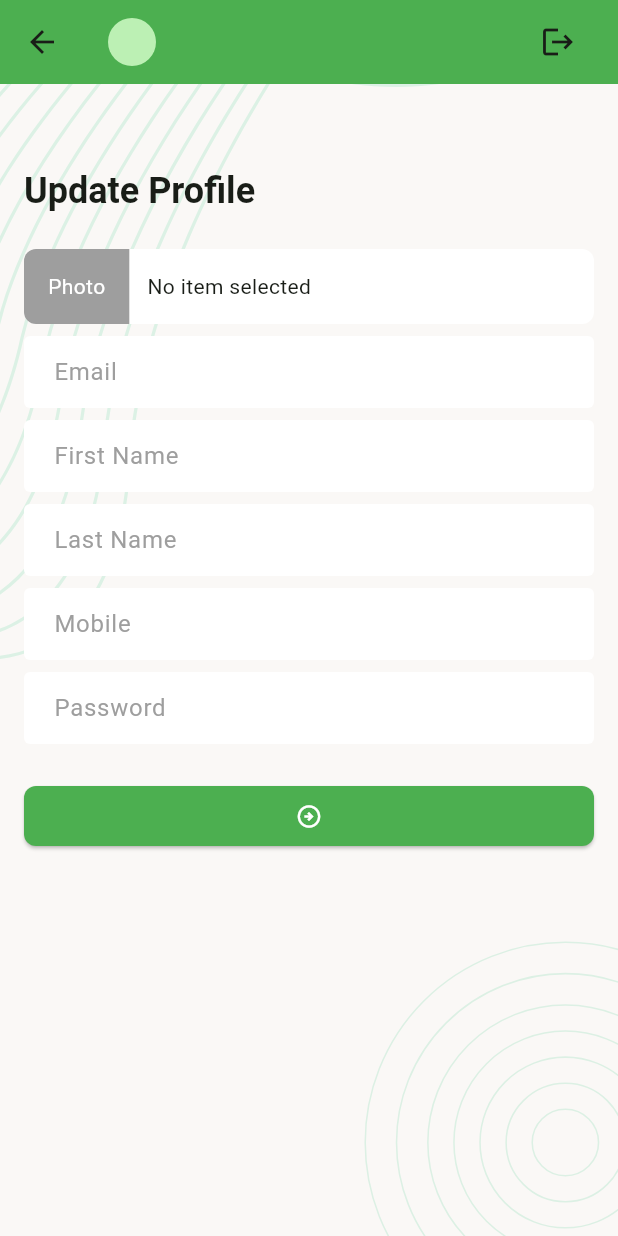
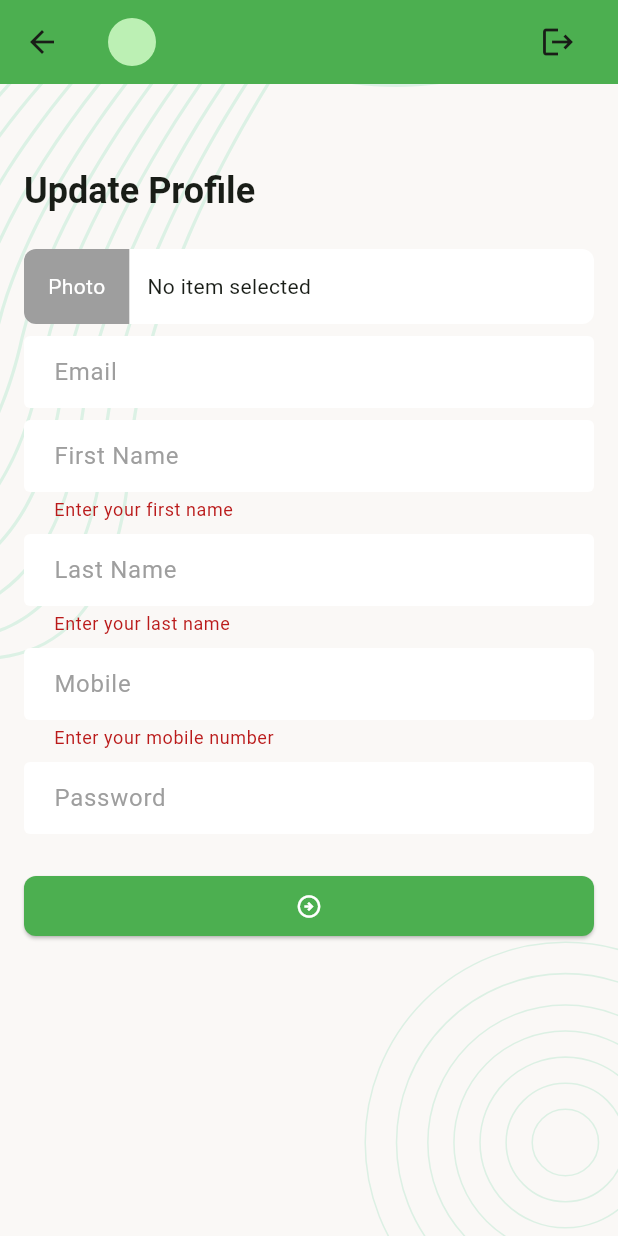
Before and after one commit to MdSadman39/task_managers, a Flutter app: the UpdateProfileScreen screen opened directly, after a tap on the "arrow circle right" icon, on a phone screen of 412 x 824 dp. Run offline on Flutter 3.47's test engine with Material 3 defaults, Android fonts, the phone set to English and light mode, and no system bars; our stand-ins replace flutter_svg, image_picker, pin_code_fields, shared_preferences; accounts and stored records are empty.

Commit message:
update_profile

```diff
--- /dev/null
+++ b/devtools_options.yaml
@@ -0,0 +1,3 @@
+description: This file stores settings for Dart & Flutter DevTools.
+documentation: https://docs.flutter.dev/tools/devtools/extensions#configure-extension-enablement-states
+extensions:
--- a/lib/data/utils/urls.dart
+++ b/lib/data/utils/urls.dart
@@ -7,4 +7,6 @@ class Urls {
   static const String taskCountByStatusUrl = '$_baseUrl/taskStatusCount';
   static String taskListByStatusUrl(String status) =>
       '$_baseUrl/listTaskByStatus/$status';
+
+  static const String updateProfileUrl = '$_baseUrl/profileUpdate';
 }
--- a/lib/ui/controllers/auth_controller.dart
+++ b/lib/ui/controllers/auth_controller.dart
@@ -9,14 +9,16 @@ class AuthController {
 
   static const String _accessTokenKey = 'access_token';
   static const String _userDataKey = 'user_data';
-
+  //save user information
   static Future<void> saveUserData(String token, UserModel model) async {
     SharedPreferences sharedPreferences = await SharedPreferences.getInstance();
     await sharedPreferences.setString(_accessTokenKey, token);
     await sharedPreferences.setString(_userDataKey, jsonEncode(model.toJson()));
+
     accessToken = token;
     userModel = model;
   }
+  // Get user information
 
   static Future<void> getUserData() async {
     SharedPreferences sharedPreferences = await SharedPreferences.getInstance();
@@ -26,6 +28,7 @@ class AuthController {
     accessToken = token;
     userModel = UserModel.fromJson(jsonDecode(userData!));
   }
+  // Check if user already logged in
 
   static Future<bool> isUserLoggedIn() async {
     SharedPreferences sharedPreferences = await SharedPreferences.getInstance();
--- a/lib/ui/screens/update_profile_screen.dart
+++ b/lib/ui/screens/update_profile_screen.dart
@@ -1,5 +1,13 @@
+import 'dart:convert';
+
 import 'package:flutter/material.dart';
+import 'package:image_picker/image_picker.dart';
+import 'package:task_managers/data/services/network_caller.dart';
+import 'package:task_managers/ui/controllers/auth_controller.dart';
+import 'package:task_managers/ui/widgets/circular_progress_indicator.dart';
+import 'package:task_managers/ui/widgets/snack_bar_message.dart';
 
+import '../../data/utils/urls.dart';
 import '../widgets/screen_background.dart';
 import '../widgets/tm_app_bar.dart';
 
@@ -17,16 +25,30 @@ class _UpdateProfileScreenState extends State<UpdateProfileScreen> {
   final TextEditingController _lastNameTEController = TextEditingController();
   final TextEditingController _mobileTEController = TextEditingController();
   final TextEditingController _passwordTEController = TextEditingController();
+  final GlobalKey<FormState> _formKey = GlobalKey<FormState>();
+  XFile? _pickedImage;
+  bool _updateProfileInProgress = false;
+
+  @override
+  void initState() {
+    super.initState();
+    _emailTEController.text = AuthController.userModel?.email ?? '';
+    _firstNameTEController.text = AuthController.userModel?.firstName ?? '';
+    _lastNameTEController.text = AuthController.userModel?.lastName ?? '';
+    _mobileTEController.text = AuthController.userModel?.mobile ?? '';
+  }
 
   @override
   Widget build(BuildContext context) {
     final textTheme = Theme.of(context).textTheme;
     return Scaffold(
-      appBar: const TMAppBar(fromUpdateProfile: true),
+      appBar: TMAppBar(fromUpdateProfile: true),
       body: ScreenBackground(
         child: SingleChildScrollView(
           child: Padding(
             padding: const EdgeInsets.all(16.0),
+            child: Form(
+              key: _formKey,
               child: Column(
                 crossAxisAlignment: CrossAxisAlignment.start,
                 children: [
@@ -36,6 +58,7 @@ class _UpdateProfileScreenState extends State<UpdateProfileScreen> {
                   _buildPhotoPicker(),
                   const SizedBox(height: 8),
                   TextFormField(
+                    enabled: false,
                     controller: _emailTEController,
                     keyboardType: TextInputType.emailAddress,
                     decoration: InputDecoration(hintText: 'Email'),
@@ -43,33 +66,57 @@ class _UpdateProfileScreenState extends State<UpdateProfileScreen> {
                   const SizedBox(height: 8),
                   TextFormField(
                     controller: _firstNameTEController,
-                  obscureText: true,
+
                     decoration: InputDecoration(hintText: 'First Name'),
+                    validator: (String? value) {
+                      if (value?.trim().isEmpty ?? true) {
+                        return 'Enter your first name';
+                      }
+                      return null;
+                    },
                   ),
                   const SizedBox(height: 8),
                   TextFormField(
                     controller: _lastNameTEController,
                     keyboardType: TextInputType.emailAddress,
                     decoration: InputDecoration(hintText: 'Last Name'),
+                    validator: (String? value) {
+                      if (value?.trim().isEmpty ?? true) {
+                        return 'Enter your last name';
+                      }
+                      return null;
+                    },
                   ),
                   const SizedBox(height: 8),
                   TextFormField(
                     controller: _mobileTEController,
                     keyboardType: TextInputType.emailAddress,
                     decoration: InputDecoration(hintText: 'Mobile'),
+                    validator: (String? value) {
+                      if (value?.trim().isEmpty ?? true) {
+                        return 'Enter your mobile number';
+                      }
+                      return null;
+                    },
                   ),
                   const SizedBox(height: 8),
                   TextFormField(
                     controller: _passwordTEController,
+                    obscureText: true,
                     keyboardType: TextInputType.emailAddress,
                     decoration: InputDecoration(hintText: 'Password'),
                   ),
                   const SizedBox(height: 24),
-                ElevatedButton(
-                  onPressed: () {},
+                  Visibility(
+                    visible: _updateProfileInProgress == false,
+                    replacement: CenteredCircularProgressIndicator(),
+                    child: ElevatedButton(
+                      onPressed: _onTapUpdateButton,
                       child: Icon(Icons.arrow_circle_right_outlined),
                     ),
+                  ),
                 ],
+              ),
             ),
           ),
         ),
@@ -78,7 +125,9 @@ class _UpdateProfileScreenState extends State<UpdateProfileScreen> {
   }
 
   Widget _buildPhotoPicker() {
-    return Container(
+    return GestureDetector(
+      onTap: _pickImage,
+      child: Container(
         height: 50,
         decoration: BoxDecoration(
           color: Colors.white,
@@ -100,10 +149,61 @@ class _UpdateProfileScreenState extends State<UpdateProfileScreen> {
               child: Text('Photo', style: TextStyle(color: Colors.white)),
             ),
             const SizedBox(width: 12),
-          Text('No item selected', maxLines: 1),
+            Text(
+              _pickedImage == null ? 'No item selected' : _pickedImage!.name,
+              maxLines: 1,
+            ),
           ],
         ),
+      ),
     );
+  }
+
+  Future<void> _pickImage() async {
+    ImagePicker picker = ImagePicker();
+    XFile? image = await picker.pickImage(source: ImageSource.gallery);
+    if (image != null) {
+      _pickedImage = image;
+      setState(() {});
+    }
+  }
+
+  void _onTapUpdateButton() {
+    if (_formKey.currentState!.validate()) {
+      _updateProfile();
+    }
+  }
+
+  Future<void> _updateProfile() async {
+    _updateProfileInProgress = true;
+    setState(() {});
+    Map<String, dynamic> requestBody = {
+      "email": _emailTEController.text.trim(),
+      "firstName": _firstNameTEController.text.trim(),
+      "lastName": _lastNameTEController.text.trim(),
+      "mobile": _mobileTEController.text.trim(),
+    };
+    if (_pickedImage != null) {
+      List<int> imageBytes = await _pickedImage!.readAsBytes();
+      requestBody['photo'] = base64Encode(imageBytes);
+    }
+    if (_passwordTEController.text.isNotEmpty) {
+      requestBody['password'] = _passwordTEController.text;
+    }
+
+    final NetworkResponse response = await NetworkCaller.postRequest(
+      url: Urls.updateProfileUrl,
+      body: requestBody,
+    );
+    _updateProfileInProgress = false;
+    setState(() {});
+    if (response.isSuccess) {
+      _passwordTEController.clear();
+      setState(() {});
+      showSnackBarMessage(context, "Profile updated successfully");
+    } else {
+      showSnackBarMessage(context, response.errorMessage);
+    }
   }
 
   dispose() {
--- a/lib/ui/widgets/tm_app_bar.dart
+++ b/lib/ui/widgets/tm_app_bar.dart
@@ -1,3 +1,5 @@
+import 'dart:convert';
+
 import 'package:flutter/material.dart';
 import 'package:task_managers/ui/controllers/auth_controller.dart';
 import 'package:task_managers/ui/screens/sign_in_screen.dart';
@@ -16,7 +18,13 @@ class TMAppBar extends StatelessWidget implements PreferredSizeWidget {
       backgroundColor: AppColors.themeColor,
       title: Row(
         children: [
-          CircleAvatar(radius: 16),
+          CircleAvatar(
+            radius: 16,
+            backgroundImage: MemoryImage(
+              base64Decode(AuthController.userModel?.photo ?? ''),
+            ),
+            onBackgroundImageError: (_, __) => const Icon(Icons.person_outline),
+          ),
           const SizedBox(width: 16),
           Expanded(
             child: GestureDetector(
@@ -57,5 +65,5 @@ class TMAppBar extends StatelessWidget implements PreferredSizeWidget {
   }
 
   @override
-  Size get preferredSize => const Size.fromHeight(56.0);
+  Size get preferredSize => const Size.fromHeight(kToolbarHeight);
 }
--- a/pubspec.yaml
+++ b/pubspec.yaml
@@ -38,6 +38,7 @@ dependencies:
   pin_code_fields: ^8.0.1
   http: ^1.4.0
   shared_preferences: ^2.5.3
+  image_picker: ^1.2.0
 
 dev_dependencies:
   flutter_test:
```
Also changed, not shown: pubspec.lock, 5 other files. Lines whose indentation alone changed are shown as unchanged.
